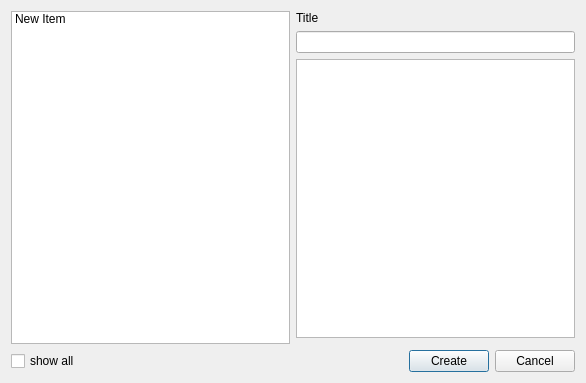
First picture: the form in copasi/UI/DefaultplotDialog.ui, repository copasi/COPASI, before the edit.
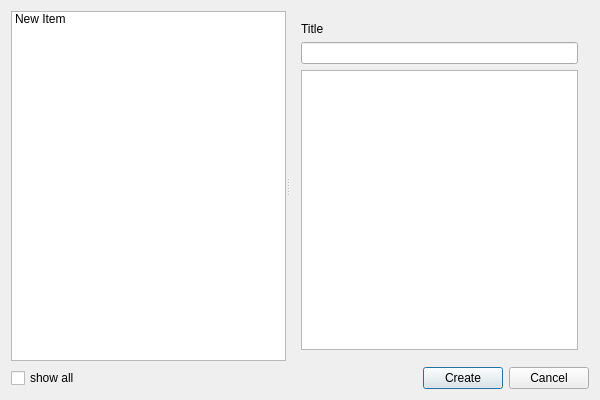
Second picture: the form after the edit.

```diff
--- a/copasi/UI/DefaultplotDialog.ui
+++ b/copasi/UI/DefaultplotDialog.ui
@@ -36,15 +36,19 @@
    <rect>
     <x>0</x>
     <y>0</y>
-    <width>586</width>
-    <height>383</height>
+    <width>600</width>
+    <height>400</height>
    </rect>
   </property>
   <property name="windowTitle">
    <string>Output Assistent</string>
   </property>
-  <layout class="QGridLayout">
-   <item row="0" column="0" rowspan="4">
+  <layout class="QVBoxLayout" name="verticalLayout_2">
+   <item>
+    <widget class="QSplitter" name="splitter">
+     <property name="orientation">
+      <enum>Qt::Horizontal</enum>
+     </property>
     <widget class="QListWidget" name="listBox">
      <item>
       <property name="text">
@@ -52,8 +56,9 @@
       </property>
      </item>
     </widget>
-   </item>
-   <item row="0" column="1">
+     <widget class="QWidget" name="">
+      <layout class="QVBoxLayout" name="verticalLayout">
+       <item>
     <widget class="QLabel" name="titleLabel">
      <property name="text">
       <string>Title</string>
@@ -63,10 +68,20 @@
      </property>
     </widget>
    </item>
-   <item row="1" column="1">
+       <item>
     <widget class="QLineEdit" name="lineEditTitle"/>
    </item>
-   <item row="4" column="0" colspan="2">
+       <item>
+        <widget class="QTextBrowser" name="textEdit"/>
+       </item>
+       <item>
+        <layout class="QVBoxLayout" name="optionsLayout"/>
+       </item>
+      </layout>
+     </widget>
+    </widget>
+   </item>
+   <item>
     <layout class="QHBoxLayout">
      <item>
       <widget class="QCheckBox" name="mpCheckAll">
@@ -107,9 +122,6 @@
      </item>
     </layout>
    </item>
-   <item row="2" column="1">
-    <widget class="QTextBrowser" name="textEdit"/>
-   </item>
   </layout>
  </widget>
  <layoutdefault spacing="6" margin="11"/>
```
Left out of the diff: 7 changed lines with no effect on the pictures. Lines whose indentation alone changed are shown as unchanged.
